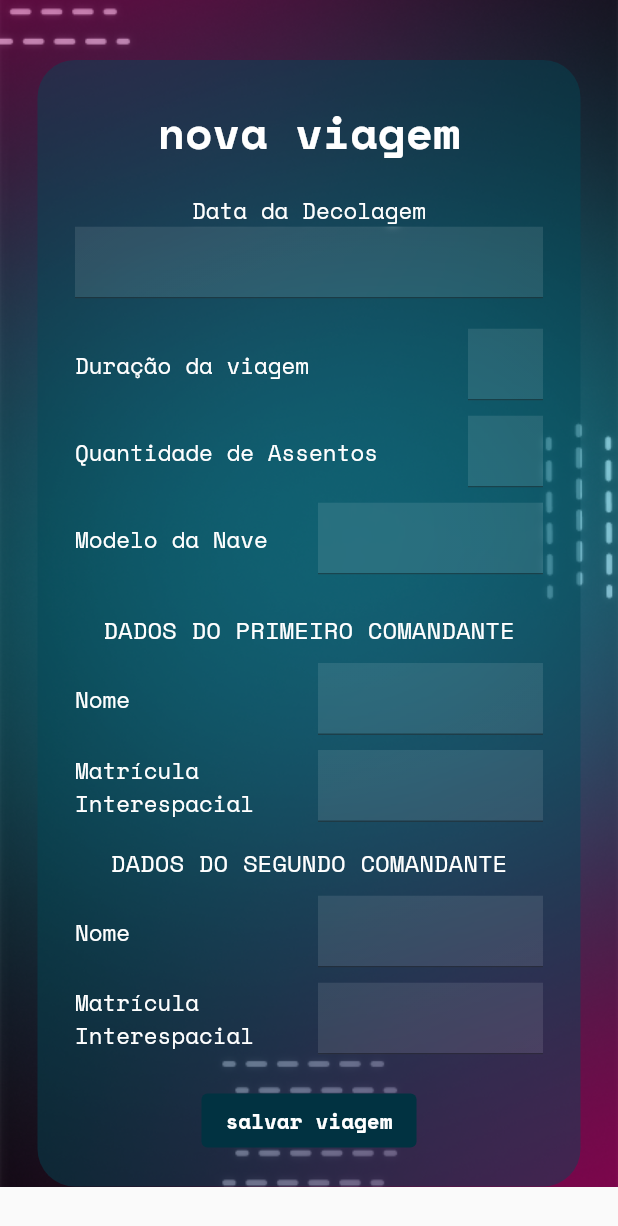
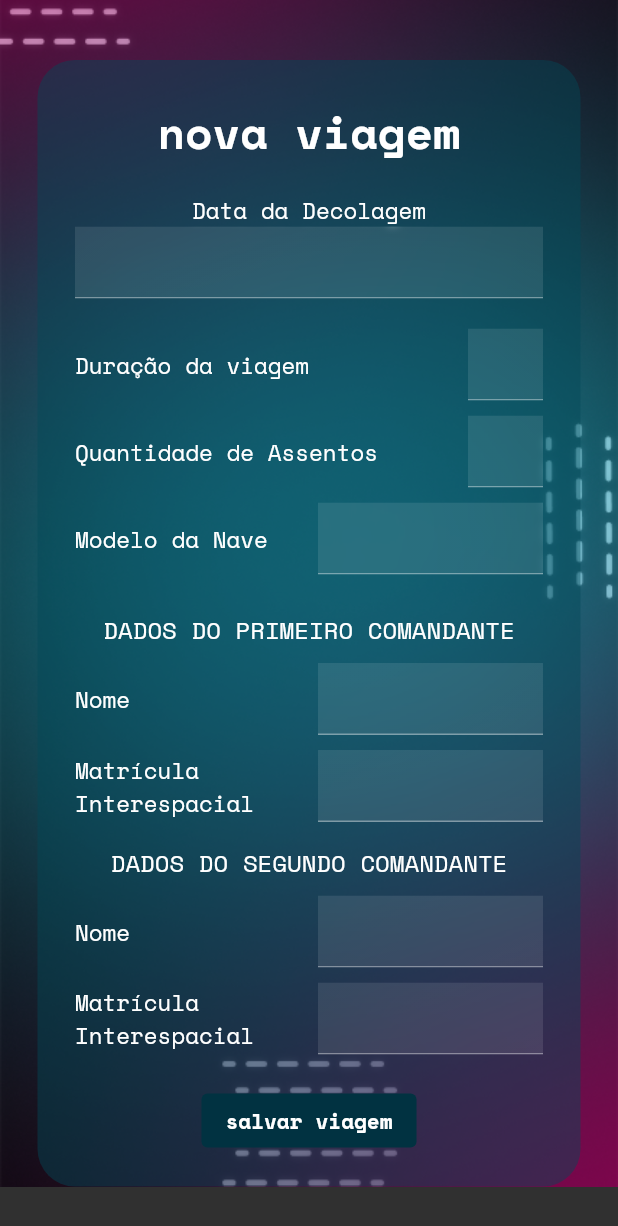
Before and after one commit to matheusmodanez/gs_tourismonmars, a Flutter app: the ListViewPage widget shown alone on an empty page, opened directly with empty values, after a tap on "nova viagem", on a phone screen of 412 x 824 dp. Shown: the top 1226 px of the screen. Run offline on Flutter 3.47's test engine with Material 2 defaults, Android fonts, the phone set to English and light mode, and no system bars.

Commit message:
Theme Adjust

```diff
--- a/lib/app/modules/add_trip.dart
+++ b/lib/app/modules/add_trip.dart
@@ -5,6 +5,7 @@ import 'package:gs_tourismonmars/app/components/page.dart';
 import 'package:gs_tourismonmars/app/components/textfield.dart';
 import 'package:gs_tourismonmars/app/models/trip_model.dart';
 import 'package:gs_tourismonmars/app/modules/list_trips.dart';
+import 'package:gs_tourismonmars/utils/export.dart';
 
 class AddTripPage extends StatefulWidget {
   List<TripModel> tripList = [];
@@ -98,11 +99,9 @@ class _AddTripPageState extends State<AddTripPage> {
           child: Column(
             children: [
               Text(
-                'nova viagem',
+                newTrip,
                 style: TextStyle(
-                  color: Colors.white,
                   fontSize: 30,
-                  fontFamily: 'Space Mono',
                   fontWeight: FontWeight.bold,
                 ),
               ),
@@ -110,11 +109,9 @@ class _AddTripPageState extends State<AddTripPage> {
                 height: 20,
               ),
               Text(
-                'Data da Decolagem',
+               tripDate,
                 style: TextStyle(
-                  color: Colors.white,
                   fontSize: 15,
-                  fontFamily: 'Space Mono',
                 ),
               ),
               StandardTextField(
@@ -132,11 +129,9 @@ class _AddTripPageState extends State<AddTripPage> {
                 mainAxisAlignment: MainAxisAlignment.spaceBetween,
                 children: [
                   Text(
-                    'Duração da viagem',
+                    duration,
                     style: TextStyle(
-                      color: Colors.white,
                       fontSize: 15,
-                      fontFamily: 'Space Mono',
                     ),
                   ),
                   StandardTextField(
@@ -157,11 +152,9 @@ class _AddTripPageState extends State<AddTripPage> {
                 mainAxisAlignment: MainAxisAlignment.spaceBetween,
                 children: [
                   Text(
-                    'Quantidade de Assentos',
+                    seats,
                     style: TextStyle(
-                      color: Colors.white,
                       fontSize: 15,
-                      fontFamily: 'Space Mono',
                     ),
                   ),
                   StandardTextField(
@@ -182,11 +175,9 @@ class _AddTripPageState extends State<AddTripPage> {
                 mainAxisAlignment: MainAxisAlignment.spaceBetween,
                 children: [
                   Text(
-                    'Modelo da Nave',
+                    shipModel,
                     style: TextStyle(
-                      color: Colors.white,
                       fontSize: 15,
-                      fontFamily: 'Space Mono',
                     ),
                   ),
                   StandardTextField(
@@ -204,11 +195,9 @@ class _AddTripPageState extends State<AddTripPage> {
                 height: 25,
               ),
               Text(
-                'DADOS DO PRIMEIRO COMANDANTE',
+               dataFirst,
                 style: TextStyle(
-                  color: Colors.white,
                   fontSize: 16,
-                  fontFamily: 'Space Mono',
                 ),
               ),
               SizedBox(
@@ -218,11 +207,9 @@ class _AddTripPageState extends State<AddTripPage> {
                 mainAxisAlignment: MainAxisAlignment.spaceBetween,
                 children: [
                   Text(
-                    'Nome',
+                   name,
                     style: TextStyle(
-                      color: Colors.white,
                       fontSize: 15,
-                      fontFamily: 'Space Mono',
                     ),
                   ),
                   StandardTextField(
@@ -243,11 +230,9 @@ class _AddTripPageState extends State<AddTripPage> {
                 mainAxisAlignment: MainAxisAlignment.spaceBetween,
                 children: [
                   Text(
-                    'Matrícula \nInterespacial',
+                    badge,
                     style: TextStyle(
-                      color: Colors.white,
                       fontSize: 15,
-                      fontFamily: 'Space Mono',
                     ),
                   ),
                   StandardTextField(
@@ -265,11 +250,9 @@ class _AddTripPageState extends State<AddTripPage> {
                 height: 15,
               ),
               Text(
-                'DADOS DO SEGUNDO COMANDANTE',
+                dataSecond,
                 style: TextStyle(
-                  color: Colors.white,
                   fontSize: 16,
-                  fontFamily: 'Space Mono',
                 ),
               ),
               SizedBox(
@@ -279,11 +262,9 @@ class _AddTripPageState extends State<AddTripPage> {
                 mainAxisAlignment: MainAxisAlignment.spaceBetween,
                 children: [
                   Text(
-                    'Nome',
+                    name,
                     style: TextStyle(
-                      color: Colors.white,
                       fontSize: 15,
-                      fontFamily: 'Space Mono',
                     ),
                   ),
                   StandardTextField(
@@ -304,11 +285,9 @@ class _AddTripPageState extends State<AddTripPage> {
                 mainAxisAlignment: MainAxisAlignment.spaceBetween,
                 children: [
                   Text(
-                    'Matrícula \nInterespacial',
+                    badge,
                     style: TextStyle(
-                      color: Colors.white,
                       fontSize: 15,
-                      fontFamily: 'Space Mono',
                     ),
                   ),
                   StandardTextField(
@@ -342,17 +321,11 @@ class _AddTripPageState extends State<AddTripPage> {
                   );
                 },
                 child: Text(
-                  'salvar viagem',
+                  save,
                   textAlign: TextAlign.justify,
                   style: TextStyle(
-                    color: Colors.white,
-                    fontFamily: 'Space Mono',
                     fontWeight: FontWeight.bold,
                   ),
-                ),
-                style: ElevatedButton.styleFrom(
-                  elevation: 0,
-                  primary: Color.fromARGB(255, 1, 50, 65),
                 ),
               ),
               SizedBox(
--- a/lib/app/modules/list_trips.dart
+++ b/lib/app/modules/list_trips.dart
@@ -4,6 +4,7 @@ import 'package:gs_tourismonmars/app/components/page.dart';
 import 'package:gs_tourismonmars/app/models/trip_model.dart';
 import 'package:gs_tourismonmars/app/modules/add_trip.dart';
 import 'package:gs_tourismonmars/app/modules/view_trip.dart';
+import 'package:gs_tourismonmars/utils/export.dart';
 
 class ListViewPage extends StatelessWidget {
   ListViewPage({required this.tripList});
@@ -27,11 +28,9 @@ class ListViewPage extends StatelessWidget {
           child: Column(
             children: [
               Text(
-                'lista de viagens',
+                titleList,
                 style: TextStyle(
-                  color: Colors.white,
                   fontSize: 25,
-                  fontFamily: 'Space Mono',
                   fontWeight: FontWeight.bold,
                 ),
               ),
@@ -45,17 +44,11 @@ class ListViewPage extends StatelessWidget {
                   );
                 },
                 child: Text(
-                  'nova viagem',
+                  newTrip,
                   textAlign: TextAlign.justify,
                   style: TextStyle(
-                    color: Colors.white,
-                    fontFamily: 'Space Mono',
                     fontWeight: FontWeight.bold,
                   ),
-                ),
-                style: ElevatedButton.styleFrom(
-                  elevation: 0,
-                  primary: Color.fromARGB(255, 1, 50, 65),
                 ),
               ),
               ListView.separated(
--- a/lib/app/modules/main_page.dart
+++ b/lib/app/modules/main_page.dart
@@ -1,11 +1,12 @@
 import 'package:flutter/material.dart';
 import 'package:gs_tourismonmars/app/modules/intro.dart';
+import 'package:gs_tourismonmars/theme/theme_constants.dart';
 
 class App extends StatelessWidget{
   @override
   Widget build (BuildContext context){
     return MaterialApp(
-      // theme: darkTheme,
+      theme: darkTheme,
       home: IntroPage(),
     );
   }
--- /dev/null
+++ b/lib/theme/theme_constants.dart
@@ -0,0 +1,45 @@
+import 'package:flutter/material.dart';
+
+ThemeData lightTheme = ThemeData(
+  brightness: Brightness.light,
+  elevatedButtonTheme: ElevatedButtonThemeData(
+    style: ElevatedButton.styleFrom(
+      elevation: 0,
+      primary: Color.fromARGB(255, 209, 0, 118),
+      onPrimary: Colors.white,
+      textStyle: TextStyle(
+        color: Colors.white,
+        fontFamily: 'Space Mono',
+        fontWeight: FontWeight.bold,
+      ),
+    ),
+  ),
+  textTheme: const TextTheme(
+    bodyText2: TextStyle(
+      color: Colors.white,
+      fontFamily: 'Space Mono',
+    ),
+  ),
+);
+
+ThemeData darkTheme = ThemeData(
+  brightness: Brightness.dark,
+  elevatedButtonTheme: ElevatedButtonThemeData(
+    style: ElevatedButton.styleFrom(
+      elevation: 0,
+      primary: Color.fromARGB(255, 1, 50, 65),
+      onPrimary: Colors.white,
+      textStyle: TextStyle(
+        color: Colors.white,
+        fontFamily: 'Space Mono',
+        fontWeight: FontWeight.bold,
+      ),
+    ),
+  ),
+  textTheme: const TextTheme(
+    bodyText2: TextStyle(
+      color: Colors.white,
+      fontFamily: 'Space Mono',
+    ),
+  ),
+);
--- /dev/null
+++ b/lib/utils/export.dart
@@ -0,0 +1 @@
+export 'ui_text.dart';
--- /dev/null
+++ b/lib/utils/ui_text.dart
@@ -0,0 +1,24 @@
+const String intro =
+    'Bem-Vindx à plataforma de gestão de viagens da Tourism On Mars. \nAdicione, atualize e visualize todos os dados de viagens, espaçonave, e de sua tripulação. \nO sistema da Tourism on Mars está anos-luz à frente do mercado, quando se trata de viagem espacial.';
+    const String about = 'sobre a equipe';
+const String team =
+    'TURMA 3SIT  \nEQUIPE:\nIsabela Caovila  RM 84141\nMatheus Modanez RM 86065';
+const String begin = 'COMEÇAR';
+const String email = 'E-mail';
+const String password = 'Senha';
+const String login = 'ENTRAR';
+const String titleList = 'lista de viagens';
+const String newTrip = 'nova viagem';
+const String titleNewTrip = 'nova viagem';
+const String tripDate = 'Data da Decolagem';
+const String duration = 'Duração da viagem';
+const String durationWrap =  'Duração \nda Viagem';
+const String seats = 'Quantidade de Assentos';
+const String seatsWrap = 'Assentos \nDisponíveis';
+const String shipModel = 'Modelo da Nave';
+const String dataFirst = 'DADOS DO PRIMEIRO COMANDANTE';
+const String dataSecond = 'DADOS DO SEGUNDO COMANDANTE';
+const String name = 'Nome';
+const String badge = 'Matrícula \nInterespacial';
+const String badgeVar = 'Matrícula';
+const String save = 'salvar viagem';
```
Also changed, not shown: lib/app/modules/intro.dart (+5 -19 lines), lib/app/modules/login.dart (+5 -7 lines), lib/app/modules/view_trip.dart (+10 -36 lines), 1 other file.
